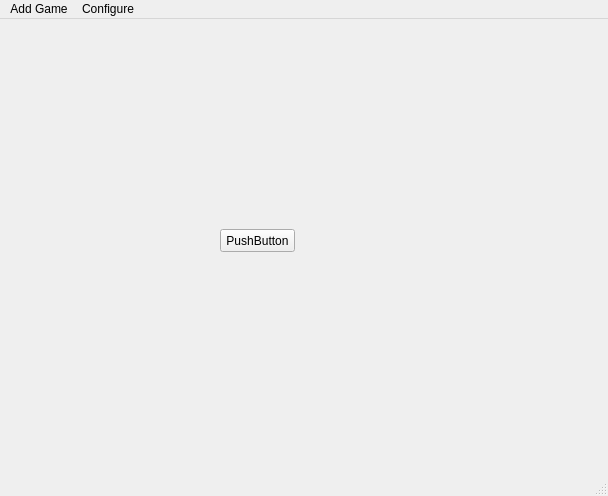
The window that ui/Ui_Main.ui (rgooler/steam_achievement_stats_watcher) describes before a commit, drawn with Qt 5.
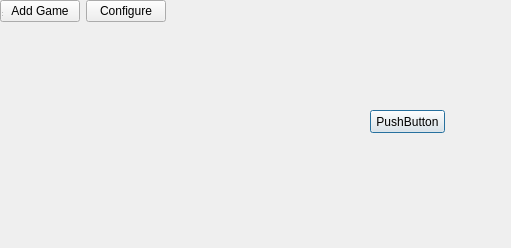
The same window after the commit. Icons and pictures are not drawn.

Commit message: Basic dialogs wired together

```diff
--- a/ui/Ui_Main.ui
+++ b/ui/Ui_Main.ui
@@ -1,13 +1,13 @@
 <?xml version="1.0" encoding="UTF-8"?>
 <ui version="4.0">
  <class>Main</class>
- <widget class="QMainWindow" name="Main">
+ <widget class="QDialog" name="Main">
   <property name="geometry">
    <rect>
     <x>0</x>
     <y>0</y>
-    <width>608</width>
-    <height>496</height>
+    <width>511</width>
+    <height>248</height>
    </rect>
   </property>
   <property name="windowTitle">
@@ -21,11 +21,19 @@
    <property name="enabled">
     <bool>true</bool>
    </property>
+   <property name="geometry">
+    <rect>
+     <x>0</x>
+     <y>0</y>
+     <width>505</width>
+     <height>240</height>
+    </rect>
+   </property>
    <widget class="QPushButton" name="pushButton">
     <property name="geometry">
      <rect>
-      <x>220</x>
-      <y>210</y>
+      <x>370</x>
+      <y>110</y>
       <width>75</width>
       <height>23</height>
      </rect>
@@ -34,30 +42,45 @@
      <string>PushButton</string>
     </property>
    </widget>
-  </widget>
-  <widget class="QMenuBar" name="menubar">
+   <widget class="QWidget" name="horizontalLayoutWidget">
    <property name="geometry">
     <rect>
      <x>0</x>
      <y>0</y>
-     <width>608</width>
-     <height>21</height>
-    </rect>
-   </property>
-   <widget class="QMenu" name="AddGame">
-    <property name="title">
+      <width>158</width>
+      <height>25</height>
+     </rect>
+    </property>
+    <layout class="QHBoxLayout" name="horizontalLayout">
+     <property name="sizeConstraint">
+      <enum>QLayout::SetFixedSize</enum>
+     </property>
+     <item>
+      <widget class="QPushButton" name="AddGameButton">
+       <property name="text">
      <string>Add Game</string>
     </property>
    </widget>
-   <widget class="QMenu" name="Configure">
-    <property name="title">
+     </item>
+     <item>
+      <widget class="QPushButton" name="ConfigureButton">
+       <property name="text">
      <string>Configure</string>
     </property>
    </widget>
-   <addaction name="AddGame"/>
-   <addaction name="Configure"/>
+     </item>
+    </layout>
+   </widget>
   </widget>
   <widget class="QStatusBar" name="statusbar">
+   <property name="geometry">
+    <rect>
+     <x>0</x>
+     <y>0</y>
+     <width>3</width>
+     <height>18</height>
+    </rect>
+   </property>
    <property name="sizePolicy">
     <sizepolicy hsizetype="Expanding" vsizetype="Expanding">
      <horstretch>0</horstretch>
```
Left out of the diff: 2 changed lines with no effect on the pictures. Lines whose indentation alone changed are shown as unchanged. The commit also changes 6 other files.
